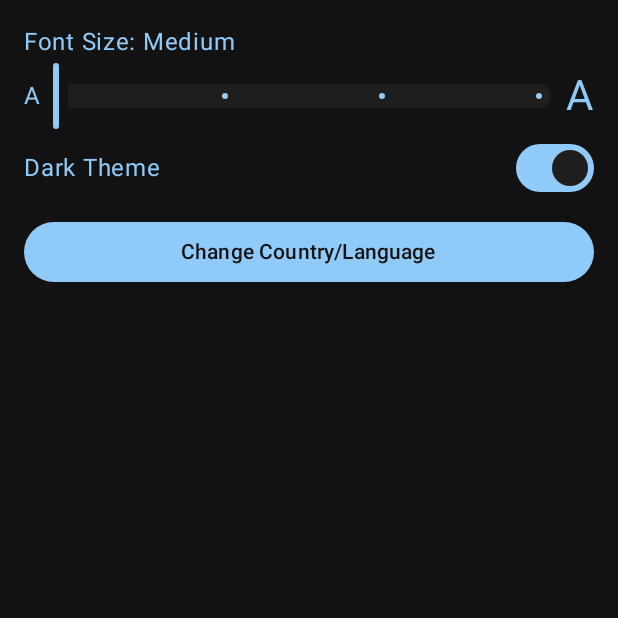
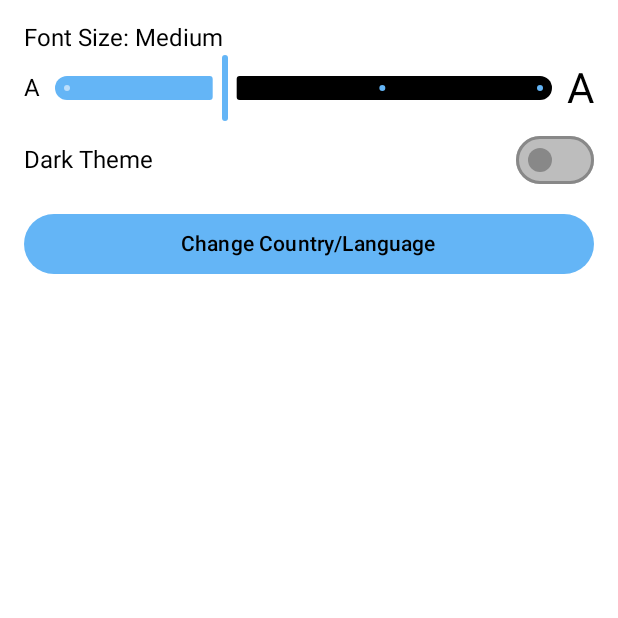
Before and after one commit to mikakorkiakoski/NewsApp, an Android app built with Jetpack Compose: the composable SettingsScreen shown on its own in the app's theme, on a phone screen of 412 x 824 dp, the top half of it. Run offline under Robolectric (Android 15) with nearby library versions, the phone set to English and light mode, and no system bars.

Commit message:
Implemented theme switching and font resize

```diff
--- a/app/src/main/java/fi/mobiilikehitysprojektir13/newsapp/screens/settings/SettingsScreen.kt
+++ b/app/src/main/java/fi/mobiilikehitysprojektir13/newsapp/screens/settings/SettingsScreen.kt
@@ -12,36 +12,37 @@ import androidx.compose.material3.SliderDefaults
 import androidx.compose.material3.Switch
 import androidx.compose.material3.Text
 import androidx.compose.runtime.Composable
+import androidx.compose.runtime.collectAsState
 import androidx.compose.runtime.getValue
-import androidx.compose.runtime.mutableFloatStateOf
-import androidx.compose.runtime.mutableStateOf
-import androidx.compose.runtime.remember
-import androidx.compose.runtime.setValue
 import androidx.compose.ui.Alignment
 import androidx.compose.ui.Modifier
+import androidx.compose.ui.platform.LocalContext
 import androidx.compose.ui.unit.dp
 import androidx.compose.ui.unit.sp
-import fi.mobiilikehitysprojektir13.newsapp.ui.theme.Dark
+import fi.mobiilikehitysprojektir13.newsapp.data.store.StoreUserSettings
+import kotlinx.coroutines.CoroutineScope
+import kotlinx.coroutines.Dispatchers
+import kotlinx.coroutines.launch
 
 enum class FontSize {
     Small, Medium, Large, ExtraLarge
 }
 
-//TODO: improve visual look, add arrow icon indicating that you can open drop down menu
-//TODO: functionality.
 @Composable
 fun SettingsScreen() {
 
-    var selectedFontSize by remember { mutableStateOf(FontSize.Medium) }
-    var isDarkTheme by remember { mutableStateOf(true) }
-    var sliderPosition by remember { mutableFloatStateOf(0f) }
+    val context = LocalContext.current
+    val dataStore = StoreUserSettings(context)
+
+    val fontSize by dataStore.getFontSize.collectAsState(FontSize.Medium)
+    val isDarkMode by dataStore.isDarkMode.collectAsState(true)
 
     Column(
         modifier = Modifier
             .fillMaxSize()
             .padding(16.dp),
     ) {
-        Text(text = "Font Size: ${selectedFontSize.name}")
+        Text(text = "Font Size: ${fontSize.name}")
         Row(
             verticalAlignment = Alignment.CenterVertically
         ) {
@@ -50,15 +51,16 @@ fun SettingsScreen() {
                 modifier = Modifier
                     .weight(1f)
                     .padding(horizontal = 8.dp),
-                value = sliderPosition,
+                value = FontSize.entries.indexOf(fontSize).toFloat(),
                 onValueChange = {
-                    sliderPosition = it
-                    selectedFontSize = FontSize.entries[it.toInt()]
+                    CoroutineScope(Dispatchers.IO).launch {
+                        dataStore.saveFontSize(FontSize.entries[it.toInt()])
+                    }
                 },
                 colors = SliderDefaults.colors(
                     thumbColor = MaterialTheme.colorScheme.primary,
                     activeTrackColor = MaterialTheme.colorScheme.primary,
-                    inactiveTrackColor = MaterialTheme.colorScheme.primaryContainer,
+                    inactiveTrackColor = MaterialTheme.colorScheme.onPrimary,
                 ),
                 steps = 2,
                 valueRange = 0f..3f
@@ -71,16 +73,22 @@ fun SettingsScreen() {
         ) {
             Text(text = "Dark Theme", modifier = Modifier.weight(1f))
             Switch(
-                checked = isDarkTheme,
-                onCheckedChange = { isDarkTheme = it },
+                checked = isDarkMode,
+                onCheckedChange = {
+                    CoroutineScope(Dispatchers.IO).launch {
+                        dataStore.enableDarkMode(it)
+                    }
+                },
             )
         }
 
         Button(
             onClick = { /* return to map screen or just give list of possible countries? */ },
-            modifier = Modifier.fillMaxWidth().padding(top = 8.dp)
+            modifier = Modifier
+                .fillMaxWidth()
+                .padding(top = 8.dp)
         ) {
-            Text(text = "Change Country/Language", color = Dark)
+            Text(text = "Change Country/Language")
         }
     }
 }
--- a/app/src/main/java/fi/mobiilikehitysprojektir13/newsapp/ui/theme/Type.kt
+++ b/app/src/main/java/fi/mobiilikehitysprojektir13/newsapp/ui/theme/Type.kt
@@ -2,17 +2,23 @@ package fi.mobiilikehitysprojektir13.newsapp.ui.theme
 
 import androidx.compose.material3.Typography
 import androidx.compose.ui.text.TextStyle
-import androidx.compose.ui.text.font.FontFamily
-import androidx.compose.ui.text.font.FontWeight
 import androidx.compose.ui.unit.sp
+import fi.mobiilikehitysprojektir13.newsapp.screens.settings.FontSize
 
-val Typography = Typography(
-    bodyLarge = TextStyle(
-        fontFamily = FontFamily.Default,
-        fontWeight = FontWeight.Normal,
-        fontSize = 16.sp,
-        lineHeight = 24.sp,
-        letterSpacing = 0.5.sp,
-        color = Blue
+fun Typography(fontSize: FontSize): Typography {
+    val spFontSize = when (fontSize) {
+        FontSize.Small -> 12.sp
+        FontSize.Medium -> 16.sp
+        FontSize.Large -> 20.sp
+        FontSize.ExtraLarge -> 24.sp
+    }
+
+    return Typography(
+        displayLarge = TextStyle(fontSize = spFontSize),
+        displayMedium = TextStyle(fontSize = spFontSize),
+        displaySmall = TextStyle(fontSize = spFontSize),
+        bodyLarge = TextStyle(fontSize = spFontSize),
+        bodyMedium = TextStyle(fontSize = spFontSize),
+        bodySmall = TextStyle(fontSize = spFontSize),
     )
-)
+}
```
Also changed, not shown: app/src/main/java/fi/mobiilikehitysprojektir13/newsapp/ui/theme/Theme.kt (+96 -11 lines).
